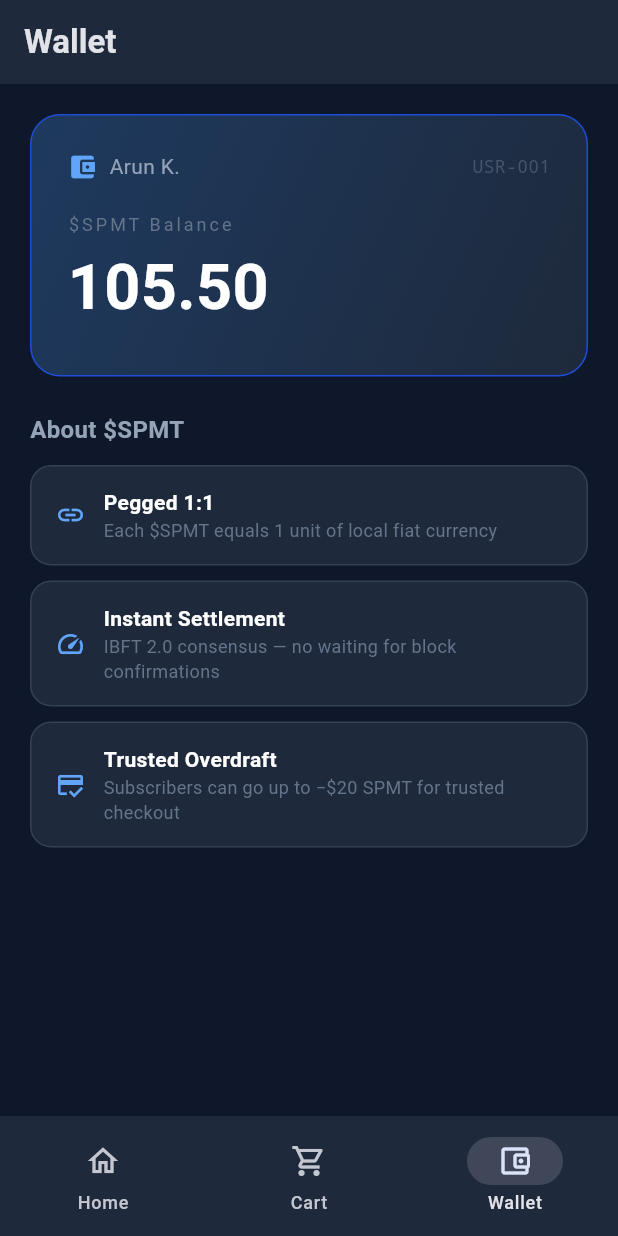
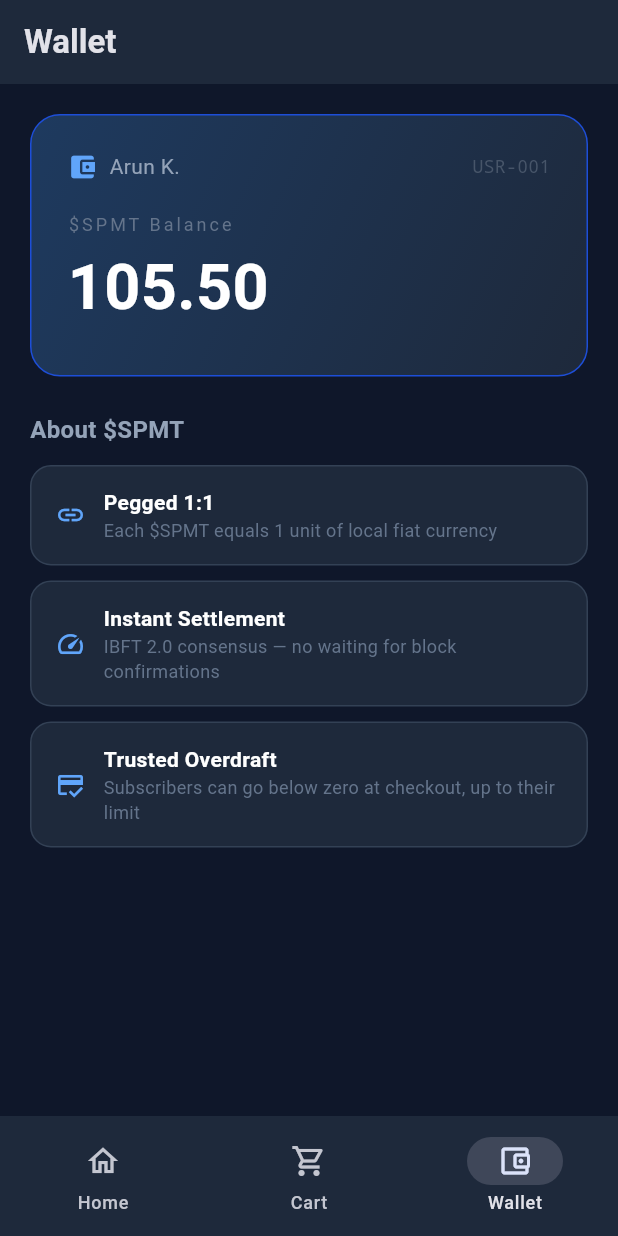
Before and after one commit to arun0786-co/automated-supermarket-ecosystem, a Flutter app: the WalletScreen screen opened by its route, on a phone screen of 412 x 824 dp. Run offline on Flutter 3.47's test engine with Material 3 defaults, Android fonts, the phone set to English and light mode, and no system bars; our stand-ins replace go_router; network calls fail.

Commit message:
show the user's own overdraft limit on wallet screen

```diff
--- a/stage-a-simulation/mobile-app/lib/screens/wallet_screen.dart
+++ b/stage-a-simulation/mobile-app/lib/screens/wallet_screen.dart
@@ -60,7 +60,7 @@ class WalletScreen extends StatelessWidget {
                   ),
                   const SizedBox(height: 4),
                   if (isNegative)
-                    const Text('Overdraft active — subscriber benefit',
+                    const Text('Overdraft active, subscriber benefit',
                       style: TextStyle(color: Color(0xFFF87171), fontSize: 12)),
                 ],
               ),
@@ -72,7 +72,13 @@ class WalletScreen extends StatelessWidget {
 
             const _InfoTile(icon: Icons.link, title: 'Pegged 1:1', subtitle: 'Each \$SPMT equals 1 unit of local fiat currency'),
             const _InfoTile(icon: Icons.speed, title: 'Instant Settlement', subtitle: 'IBFT 2.0 consensus — no waiting for block confirmations'),
-            const _InfoTile(icon: Icons.credit_score, title: 'Trusted Overdraft', subtitle: 'Subscribers can go up to −\$20 SPMT for trusted checkout'),
+            _InfoTile(
+              icon: Icons.credit_score,
+              title: 'Trusted Overdraft',
+              subtitle: wallet.isSubscriber
+                  ? 'You can go down to ${wallet.overdraftLimit.toStringAsFixed(0)} SPMT at checkout'
+                  : 'Subscribers can go below zero at checkout, up to their limit',
+            ),
           ],
         ),
       ),
--- a/stage-a-simulation/mobile-app/lib/state/wallet_state.dart
+++ b/stage-a-simulation/mobile-app/lib/state/wallet_state.dart
@@ -11,6 +11,8 @@ class WalletState extends ChangeNotifier {
   double balance = 105.50;
   String userId  = 'USR-001';
   String name    = 'Arun K.';
+  double overdraftLimit = 0;
+  bool isSubscriber = false;
 
   Timer? _poll;
   bool _disposed = false;
@@ -26,6 +28,9 @@ class WalletState extends ChangeNotifier {
       if (res.statusCode == 200 && !_disposed) {
         final data = jsonDecode(res.body) as Map<String, dynamic>;
         balance = (data['balance'] as num).toDouble();
+        name = data['name'] as String;
+        overdraftLimit = (data['overdraftLimit'] as num).toDouble();
+        isSubscriber = data['isSubscriber'] as bool;
         notifyListeners();
       }
     } catch (_) { /* offline, keep cached value */ }
```
